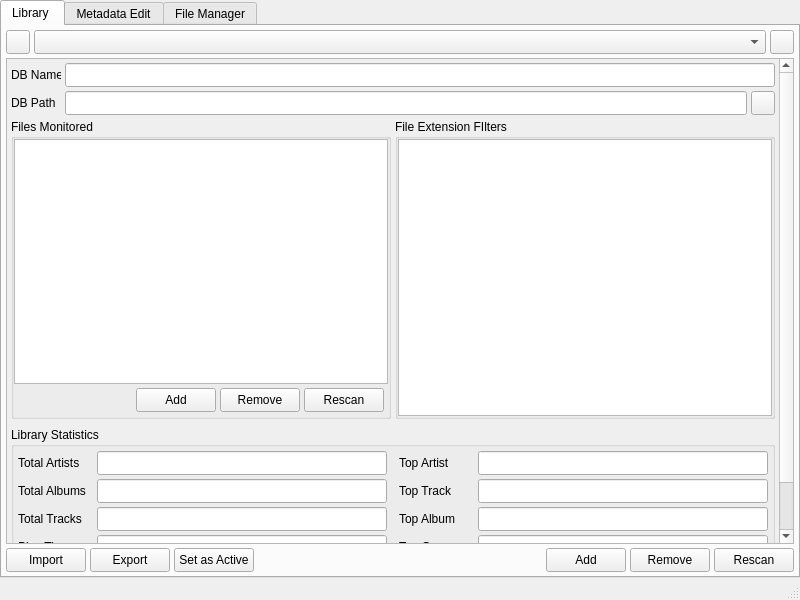
Old version of the form apollo/gui/library_manager_ui.ui in the repository zoell/Apollo.
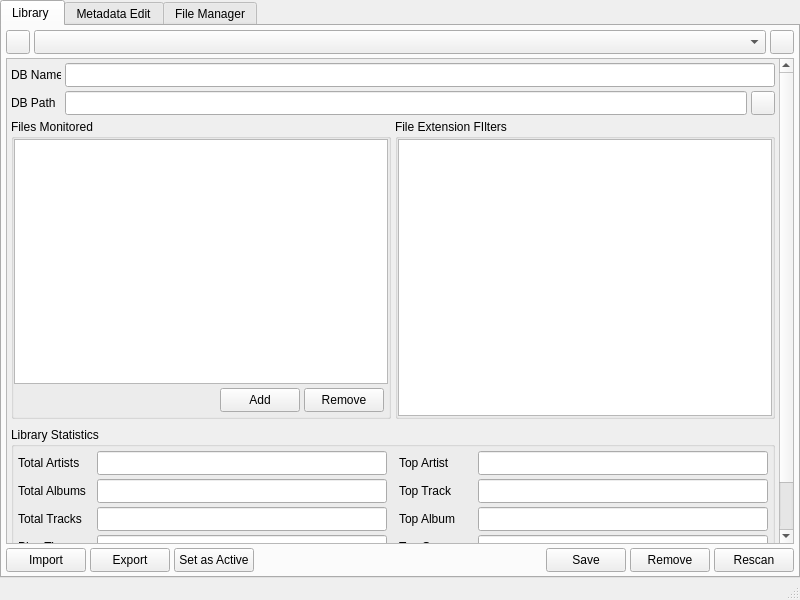
New version of the form.

Commit message: Refactored Library Manger App

Patch:
```diff
--- a/apollo/gui/library_manager_ui.ui
+++ b/apollo/gui/library_manager_ui.ui
@@ -1150,25 +1150,6 @@
                       </property>
                      </widget>
                     </item>
-                    <item>
-                     <widget class="QPushButton" name="LBT_PSB_filerescan">
-                      <property name="minimumSize">
-                       <size>
-                        <width>24</width>
-                        <height>24</height>
-                       </size>
-                      </property>
-                      <property name="maximumSize">
-                       <size>
-                        <width>16777215</width>
-                        <height>24</height>
-                       </size>
-                      </property>
-                      <property name="text">
-                       <string>Rescan</string>
-                      </property>
-                     </widget>
-                    </item>
                    </layout>
                   </item>
                  </layout>
@@ -1388,7 +1369,7 @@
              </size>
             </property>
             <property name="text">
-             <string>Add</string>
+             <string>Save</string>
             </property>
            </widget>
           </item>
```
The commit also changes 13 other files.
